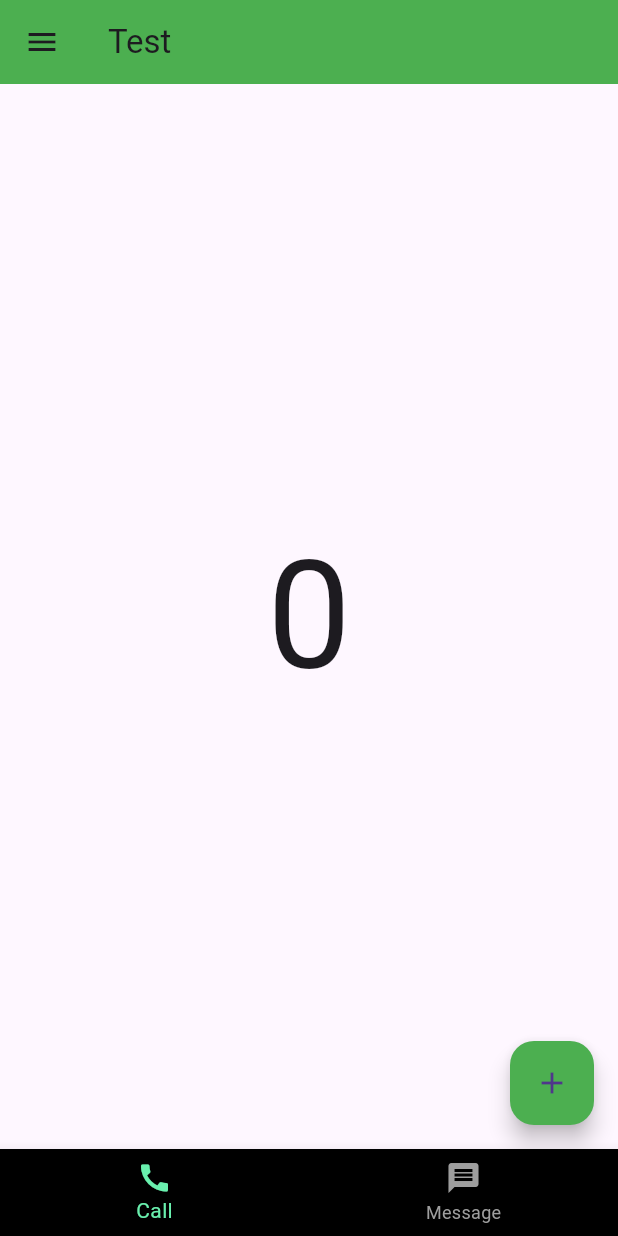
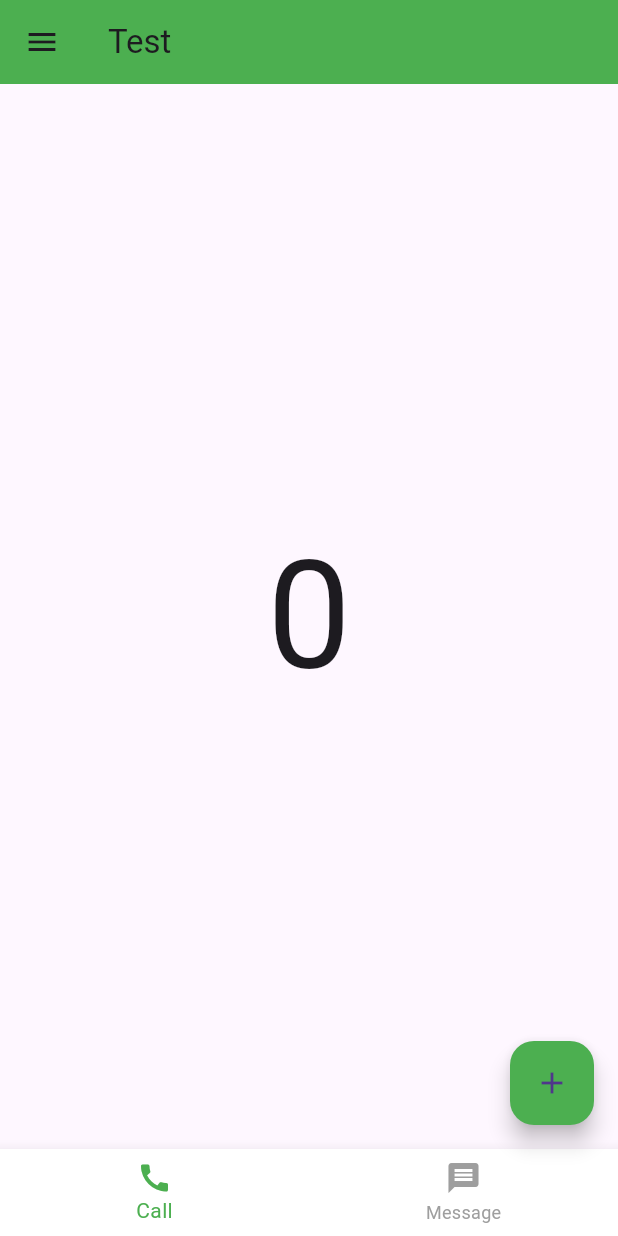
Before and after one commit to ffokildam/fluttertest, a Flutter app: the screen it shows after launch, in the side drawer, after a tap on the "add" icon, on a phone screen of 412 x 824 dp. Run offline on Flutter 3.47's test engine with Material 3 defaults, Android fonts, the phone set to English and light mode, and no system bars; missing offline and left inert: dart:ffi.

Commit message:
changed dart main

```diff
--- a/lib/main.dart
+++ b/lib/main.dart
@@ -3,7 +3,7 @@ import 'dart:ffi';
 import 'package:flutter/material.dart';
 
 void main() {
-  runApp(MyApp());
+  runApp(const MyApp());
 }
 
 class MyApp extends StatefulWidget {
@@ -26,7 +26,7 @@ class _MyAppState extends State<MyApp> {
         ),
         floatingActionButton: FloatingActionButton(
           backgroundColor: Colors.green,
-          child: Icon(Icons.add),
+          child: const Icon(Icons.add),
           onPressed: () {
             setState(() {
               count++;
@@ -34,14 +34,14 @@ class _MyAppState extends State<MyApp> {
           },
         ),
         body: Center(
-          child: Text('$count',style: TextStyle(fontSize: 100)),
+          child: Text('$count',style: const TextStyle(fontSize: 100)),
         ),
         bottomNavigationBar: BottomNavigationBar(
           type: BottomNavigationBarType.fixed, // Fixed
-          backgroundColor: Colors.black, // <-- This works for fixed
-          selectedItemColor: Colors.greenAccent,
+          backgroundColor: Colors.white, // <-- This works for fixed
+          selectedItemColor: Colors.green,
           unselectedItemColor: Colors.grey,
-          items: [
+          items: const [
             BottomNavigationBarItem(
               icon: Icon(Icons.call),
               label: 'Call',
```
